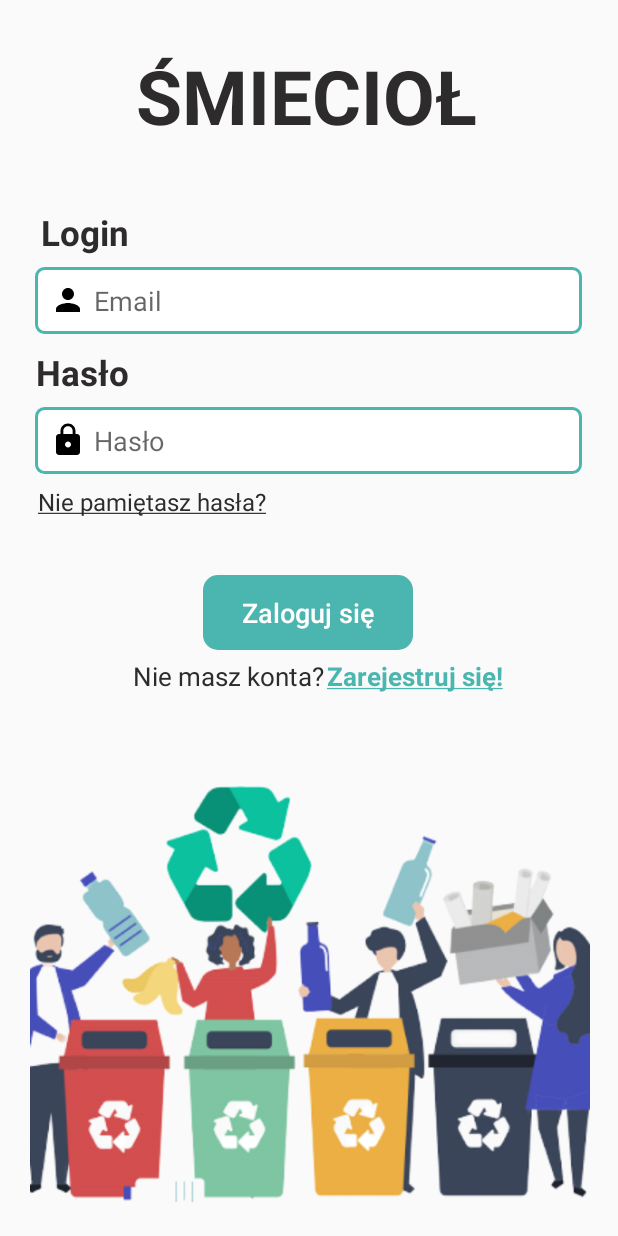
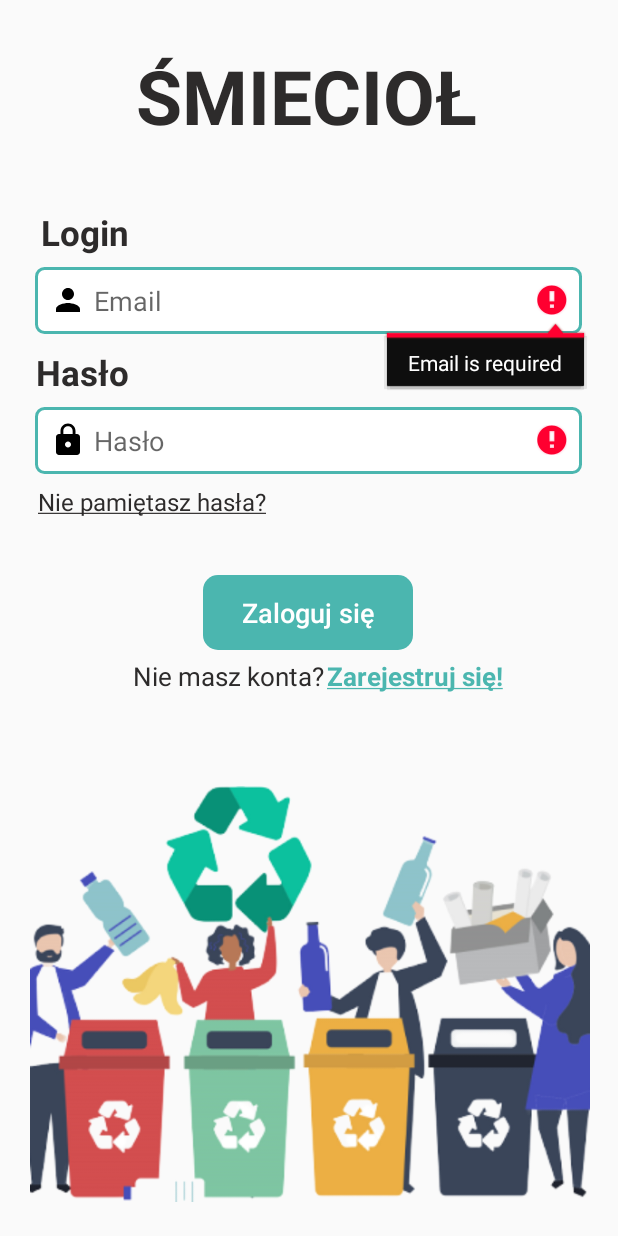
Before and after one commit to urbanpaulina/SmieciolAppMobile, an Android app: the LoginActivity screen opened directly, with no data from a screen before it, after a tap on "Zaloguj się", on a phone screen of 412 x 824 dp. Run offline under Robolectric (Android 15) with nearby library versions, the phone set to English and light mode, and no system bars; our stand-ins replace Firebase (no records; nobody signed in at launch, a user with empty details on screens opened directly); libraries missing offline, so code that uses them is left out: io.paperdb.

Commit message:
progressBar-logowanie

```diff
--- a/app/src/main/java/com/smieciolapp/autentication/login/LoginActivity.java
+++ b/app/src/main/java/com/smieciolapp/autentication/login/LoginActivity.java
@@ -7,6 +7,9 @@ import android.os.Bundle;
 import androidx.annotation.NonNull;
 import androidx.appcompat.app.AppCompatActivity;
 
+import android.text.Editable;
+import android.text.TextUtils;
+import android.text.TextWatcher;
 import android.view.View;
 import android.widget.Button;
 import android.widget.EditText;
@@ -22,6 +25,7 @@ import com.smieciolapp.ViewModel.WelcomePage;
 import com.smieciolapp.autentication.FirebaseAuthClass;
 import com.smieciolapp.ViewModel.MenuMainPage;
 import com.smieciolapp.R;
+import com.smieciolapp.data.model.RegisterValidation;
 
 import io.paperdb.Paper;
 
@@ -48,7 +52,7 @@ public class LoginActivity extends AppCompatActivity {
             startActivity(intent);
         }
 
-
+        final RegisterValidation registerValidation=new RegisterValidation();
 
         setContentView(R.layout.activity_login);
 
@@ -69,13 +73,29 @@ public class LoginActivity extends AppCompatActivity {
         loginButton.setOnClickListener(new View.OnClickListener() {
             @Override
             public void onClick(View v) {
+
+                if (TextUtils.isEmpty(emailEditText.getText().toString().trim())) {
+                    emailEditText.setError("Email is required");
+
+                }
+                if (TextUtils.isEmpty(passwordEditText.getText().toString().trim())) {
+                    passwordEditText.setError("Password is required");
+                    return;
+                }
+                if (passwordEditText.getText().toString().trim().length() < 6) {
+                    passwordEditText.setError("Password must be >=6");
+                    return;
+                }
+
+                loadingProgressBar.setVisibility(View.VISIBLE);
                 //pobranie uzytkownika wpisanego w formie i walidacja danych jesli ok to nowe activity
                 try{
                    auth.logIn(emailEditText.getText().toString().trim(),passwordEditText.getText().toString().trim()).addOnFailureListener(new OnFailureListener() {
                        @Override
                        public void onFailure(@NonNull Exception e) {
+
                            Toast.makeText(getApplicationContext(),e.getMessage(),Toast.LENGTH_SHORT).show();
-
+                           loadingProgressBar.setVisibility(View.INVISIBLE);
                        }
                    }).addOnSuccessListener(new OnSuccessListener<AuthResult>() {
                        @Override
--- a/app/src/main/res/layout/activity_login.xml
+++ b/app/src/main/res/layout/activity_login.xml
@@ -125,12 +125,13 @@
         android:layout_marginTop="64dp"
         android:layout_marginEnd="32dp"
         android:layout_marginBottom="64dp"
-        android:visibility="gone"
+        android:visibility="invisible"
         app:layout_constraintBottom_toBottomOf="parent"
         app:layout_constraintEnd_toEndOf="@+id/password"
         app:layout_constraintStart_toStartOf="@+id/password"
         app:layout_constraintTop_toTopOf="parent"
-        app:layout_constraintVertical_bias="0.3" />
+        app:layout_constraintVertical_bias="0.3"
+        tools:visibility="invisible" />
 
     <TextView
         android:id="@+id/przypomnienie"
```
